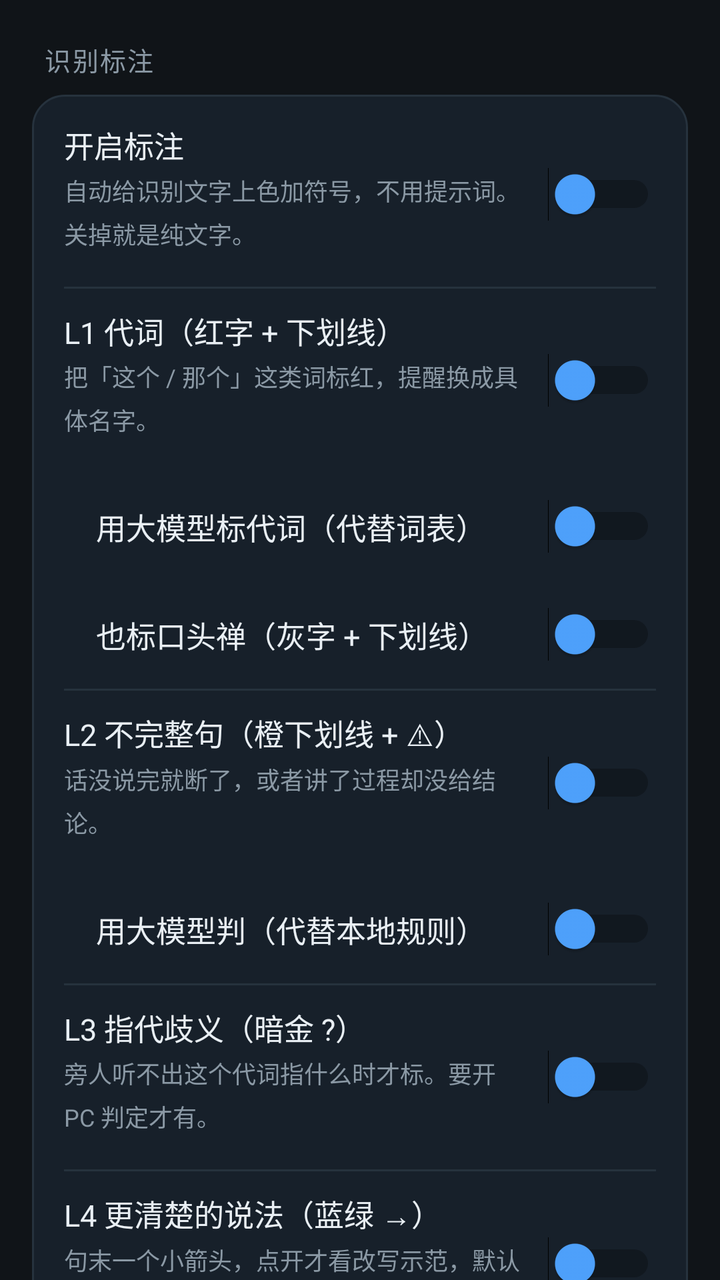
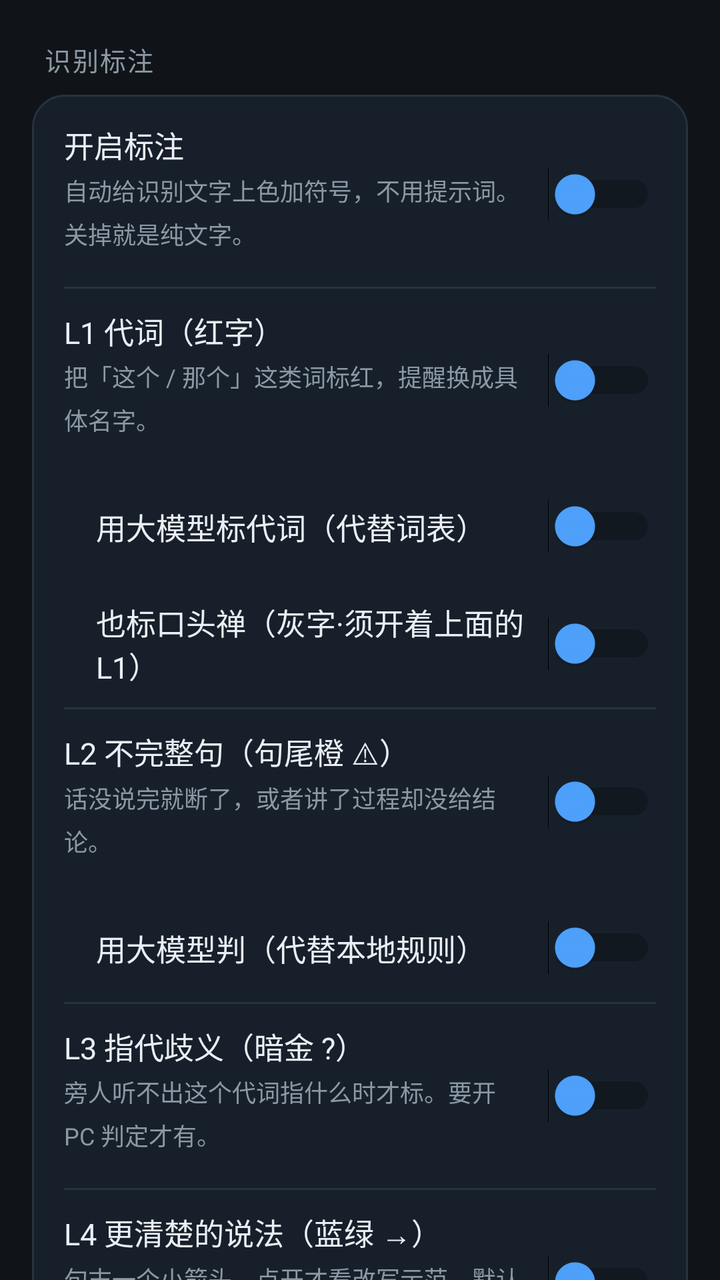

Two renders of the same Android screen: before a commit and after it. Below are the layout's source before the change and the commit's diff.
<!-- AndroidManifest.xml: application theme Theme.LoudSpeak -->
<!-- res/layout/settings_mark.xml -->
<?xml version="1.0" encoding="utf-8"?>
<ScrollView xmlns:android="http://schemas.android.com/apk/res/android"
    android:layout_width="match_parent"
    android:layout_height="match_parent"
    android:fillViewport="true"
    android:scrollbars="none">

    <LinearLayout
        android:layout_width="match_parent"
        android:layout_height="wrap_content"
        android:orientation="vertical"
        android:paddingLeft="16dp"
        android:paddingRight="16dp"
        android:paddingBottom="32dp">

        <TextView style="@style/SetSection" android:text="识别标注" />

        <LinearLayout style="@style/SetCard">

            <LinearLayout style="@style/SetRow">
                <LinearLayout
                    android:layout_width="0dp"
                    android:layout_height="wrap_content"
                    android:layout_weight="1"
                    android:orientation="vertical">

                    <TextView style="@style/SetTitle" android:text="开启标注" />
                    <TextView style="@style/SetDesc"
                        android:text="自动给识别文字上色加符号，不用提示词。关掉就是纯文字。" />
                </LinearLayout>

                <Switch
                    android:id="@+id/swAnnot"
                    style="@style/SetSwitch" />
            </LinearLayout>

            <View style="@style/SetDivider" />

            <LinearLayout style="@style/SetRow">
                <LinearLayout
                    android:layout_width="0dp"
                    android:layout_height="wrap_content"
                    android:layout_weight="1"
                    android:orientation="vertical">

                    <TextView style="@style/SetTitle" android:text="L1 代词（红字 + 下划线）" />
                    <TextView style="@style/SetDesc"
                        android:text="把「这个 / 那个」这类词标红，提醒换成具体名字。" />
                </LinearLayout>

                <Switch
                    android:id="@+id/swL1"
                    style="@style/SetSwitch" />
            </LinearLayout>

            <LinearLayout style="@style/SetRow">
                <TextView
                    style="@style/SetTitle"
                    android:layout_width="0dp"
                    android:layout_weight="1"
                    android:paddingStart="16dp"
                    android:text="用大模型标代词（代替词表）" />

                <Switch
                    android:id="@+id/swL1Model"
                    style="@style/SetSwitch" />
            </LinearLayout>

            <LinearLayout style="@style/SetRow">
                <TextView
                    style="@style/SetTitle"
                    android:layout_width="0dp"
                    android:layout_weight="1"
                    android:paddingStart="16dp"
                    android:text="也标口头禅（灰字 + 下划线）" />

                <Switch
                    android:id="@+id/swL1Filler"
                    style="@style/SetSwitch" />
            </LinearLayout>

            <View style="@style/SetDivider" />

            <LinearLayout style="@style/SetRow">
                <LinearLayout
                    android:layout_width="0dp"
                    android:layout_height="wrap_content"
                    android:layout_weight="1"
                    android:orientation="vertical">

                    <TextView style="@style/SetTitle" android:text="L2 不完整句（橙下划线 + ⚠）" />
                    <TextView style="@style/SetDesc"
                        android:text="话没说完就断了，或者讲了过程却没给结论。" />
                </LinearLayout>

                <Switch
                    android:id="@+id/swL2"
                    style="@style/SetSwitch" />
            </LinearLayout>

            <LinearLayout style="@style/SetRow">
                <TextView
                    style="@style/SetTitle"
                    android:layout_width="0dp"
                    android:layout_weight="1"
                    android:paddingStart="16dp"
                    android:text="用大模型判（代替本地规则）" />

                <Switch
                    android:id="@+id/swL2Model"
                    style="@style/SetSwitch" />
            </LinearLayout>

            <View style="@style/SetDivider" />

            <LinearLayout style="@style/SetRow">
                <LinearLayout
                    android:layout_width="0dp"
                    android:layout_height="wrap_content"
                    android:layout_weight="1"
                    android:orientation="vertical">

                    <TextView style="@style/SetTitle" android:text="L3 指代歧义（暗金 ?）" />
                    <TextView style="@style/SetDesc"
                        android:text="旁人听不出这个代词指什么时才标。要开 PC 判定才有。" />
                </LinearLayout>

                <Switch
                    android:id="@+id/swL3"
                    style="@style/SetSwitch" />
            </LinearLayout>

            <View style="@style/SetDivider" />

            <LinearLayout style="@style/SetRow">
                <LinearLayout
                    android:layout_width="0dp"
                    android:layout_height="wrap_content"
                    android:layout_weight="1"
                    android:orientation="vertical">

                    <TextView style="@style/SetTitle" android:text="L4 更清楚的说法（蓝绿 →）" />
                    <TextView style="@style/SetDesc"
                        android:text="句末一个小箭头，点开才看改写示范，默认不占版面。要开 PC 判定才有。" />
                </LinearLayout>

                <Switch
                    android:id="@+id/swL4"
                    style="@style/SetSwitch" />
            </LinearLayout>

            <View style="@style/SetDivider" />

            <LinearLayout style="@style/SetRow">
                <TextView
                    style="@style/SetTitle"
                    android:layout_width="0dp"
                    android:layout_weight="1"
                    android:text="标注字号" />

                <TextView
                    android:id="@+id/tvAnnFont"
                    style="@style/SetValue"
                    android:text="10sp" />
            </LinearLayout>

            <SeekBar
                android:id="@+id/seekAnnFont"
                style="@style/SetSeek" />

            <View style="@style/SetDivider" />

            <androidx.appcompat.widget.AppCompatButton
                android:id="@+id/btnEditPronouns"
                style="@style/SetBtnAccent"
                android:text="编辑代词词表" />

            <androidx.appcompat.widget.AppCompatButton
                android:id="@+id/btnLegend"
                style="@style/SetBtnAccent"
                android:text="看看标注图例（每种颜色是什么意思）" />
        </LinearLayout>

        <TextView style="@style/SetSection" android:text="说得顺不顺" />

        <LinearLayout style="@style/SetCard">

            <LinearLayout style="@style/SetRow">
                <LinearLayout
                    android:layout_width="0dp"
                    android:layout_height="wrap_content"
                    android:layout_weight="1"
                    android:orientation="vertical">

                    <TextView style="@style/SetTitle" android:text="讲完后的流畅度报告" />
                    <TextView style="@style/SetDesc"
                        android:text="讲完之后，在文字最后加一段报告：平均语速、开口前想了多久、停得最久的几处停在哪里。只说事实，不打分。不需要就在这里关掉，主界面就不会再显示。" />
                </LinearLayout>

                <Switch
                    android:id="@+id/swFluency"
                    style="@style/SetSwitch" />
            </LinearLayout>

            <View style="@style/SetDivider" />

            <LinearLayout style="@style/SetRow">
                <LinearLayout
                    android:layout_width="0dp"
                    android:layout_height="wrap_content"
                    android:layout_weight="1"
                    android:orientation="vertical">

                    <TextView style="@style/SetTitle" android:text="多长的停顿算一次" />
                    <TextView style="@style/SetDesc"
                        android:text="超过这么久才记进去。她讲话停顿比较多的话，调大一点，只留真的卡住的地方。" />
                </LinearLayout>

                <TextView
                    android:id="@+id/tvFluencyGap"
                    style="@style/SetValue"
                    android:text="1.2s" />
            </LinearLayout>

            <SeekBar
                android:id="@+id/seekFluencyGap"
                style="@style/SetSeek" />

            <View style="@style/SetDivider" />

            <LinearLayout style="@style/SetRow">
                <LinearLayout
                    android:layout_width="0dp"
                    android:layout_height="wrap_content"
                    android:layout_weight="1"
                    android:orientation="vertical">

                    <TextView style="@style/SetTitle" android:text="列出最久的几处" />
                    <TextView style="@style/SetDesc" android:text="报告里最多写几条。列太多会看不过来。" />
                </LinearLayout>

                <TextView
                    android:id="@+id/tvFluencyTop"
                    style="@style/SetValue"
                    android:text="3 处" />
            </LinearLayout>

            <SeekBar
                android:id="@+id/seekFluencyTop"
                style="@style/SetSeek" />

            <TextView
                style="@style/SetDesc"
                android:paddingTop="4dp"
                android:text="语速按「第一个字到最后一个字」算，不含句尾那段安静；停顿要按合并后的整句看，半截话接回上一句时，中间那次停顿也会被算进去。" />
        </LinearLayout>

        <TextView style="@style/SetSection" android:text="声纹（这句是谁说的）" />

        <LinearLayout style="@style/SetCard">

            <TextView
                style="@style/SetDesc"
                android:paddingTop="12dp"
                android:paddingBottom="4dp"
                android:text="录了声纹之后，每句识别文字前面会自动加「名字：」，多人对话时一眼看出哪句是谁说的。\n下面按人开关：关掉某个人，他那几句就不加名字（文字照样识别、照样标注），不是把这个人删掉。" />

            
            <LinearLayout
                android:id="@+id/llSpkToggles"
                android:layout_width="match_parent"
                android:layout_height="wrap_content"
                android:orientation="vertical" />

            <TextView
                android:id="@+id/tvSpkNone"
                style="@style/SetDesc"
                android:paddingTop="6dp"
                android:paddingBottom="6dp"
                android:text="还没有登记声纹。点下面进去录（需要先装声纹模型）。" />

            <androidx.appcompat.widget.AppCompatButton
                android:id="@+id/btnSpkManage"
                style="@style/SetBtnAccent"
                android:text="录入 / 管理声纹（装模型 · 录声音 · 改名 · 删除）" />

            <TextView
                style="@style/SetDesc"
                android:paddingTop="6dp"
                android:text="认不出来的时候会标「其他：」——那是「不认识这个人」，跟「关掉了某人的标注」不是一回事。" />
        </LinearLayout>

        <TextView style="@style/SetSection" android:text="标注说明" />

        <LinearLayout style="@style/SetCard">
            <TextView
                style="@style/SetDesc"
                android:paddingTop="12dp"
                android:paddingBottom="12dp"
                android:text="四层标注，每层可以单独关，越往上越懂她的意思：\nL1 红＋下划线＝代词，要换成名字；\nL2 橙下划线＋⚠＝话没说完（或没给结论）；\nL3 暗金 ?＝这个代词旁人猜不到指什么；\nL4 蓝绿 →＝点开看「更清楚的说法」（默认折叠，不占版面）。\n颜色区分种类，符号区分程度，尽量不写字。标注只提示，不给分、不排名。" />
        </LinearLayout>
    </LinearLayout>
</ScrollView>
<!-- resources referenced by this layout -->
<resources>
  <style name="SetBtnAccent" parent="SetBtn">
          <item name="android:textColor">@color/set_btn_text_accent</item>
      </style>
  <style name="SetDesc">
          <item name="android:layout_width">match_parent</item>
          <item name="android:layout_height">wrap_content</item>
          <item name="android:textColor">@color/s_text2</item>
          <item name="android:textSize">12sp</item>
          <item name="android:lineSpacingMultiplier">1.25</item>
          <item name="android:paddingTop">3dp</item>
          <item name="android:paddingBottom">8dp</item>
      </style>
  <style name="SetDivider">
          <item name="android:layout_width">match_parent</item>
          <item name="android:layout_height">1dp</item>
          <item name="android:background">@color/s_stroke</item>
      </style>
  <style name="SetRow">
          <item name="android:layout_width">match_parent</item>
          <item name="android:layout_height">wrap_content</item>
          <item name="android:orientation">horizontal</item>
          <item name="android:gravity">center_vertical</item>
          <item name="android:minHeight">54dp</item>
          <item name="android:paddingTop">10dp</item>
          <item name="android:paddingBottom">10dp</item>
      </style>
  <style name="SetSeek">
          <item name="android:layout_width">match_parent</item>
          <item name="android:layout_height">wrap_content</item>
          <item name="android:paddingBottom">6dp</item>
          <item name="android:progressTint">@color/s_accent</item>
          <item name="android:progressBackgroundTint">@color/s_stroke</item>
          <item name="android:thumbTint">@color/s_accent</item>
      </style>
  <style name="SetSwitch">
          <item name="android:layout_width">wrap_content</item>
          <item name="android:layout_height">wrap_content</item>
          <item name="android:layout_marginStart">8dp</item>
          <item name="android:thumbTint">@color/s_accent</item>
      </style>
  <style name="SetTitle">
          <item name="android:layout_width">wrap_content</item>
          <item name="android:layout_height">wrap_content</item>
          <item name="android:textColor">@color/s_text</item>
          <item name="android:textSize">15sp</item>
      </style>
  <style name="SetValue">
          <item name="android:layout_width">wrap_content</item>
          <item name="android:layout_height">wrap_content</item>
          <item name="android:textColor">@color/s_accent</item>
          <item name="android:textSize">15sp</item>
          <item name="android:textStyle">bold</item>
          <item name="android:minWidth">56dp</item>
          <item name="android:gravity">end</item>
      </style>
  <!-- drawable bg_card (drawable) -->
  <?xml version="1.0" encoding="utf-8"?>
  <shape xmlns:android="http://schemas.android.com/apk/res/android" android:shape="rectangle">
      <solid android:color="@color/s_card" />
      <corners android:radius="16dp" />
      <stroke android:width="1dp" android:color="@color/s_stroke" />
  </shape>
  <color name="s_text2">#FF8B99A5</color>
  <color name="s_stroke">#FF26323D</color>
  <color name="s_accent">#FF4FA3FF</color>
  <color name="s_text">#FFE9EFF4</color>
  <color name="bg">#FF101418</color>
  <color name="accent">#FF4CAF50</color>
  <color name="black">#FF000000</color>
  <style name="LSButton" parent="Widget.Material3.Button">
          <item name="backgroundTint">@color/btn_bg</item>
          <item name="android:textColor">@color/btn_text</item>
      </style>
  <color name="s_card">#FF17202A</color>
  <color name="s_card_dis">#FF1A2129</color>
  <color name="s_card_press">#FF2C3A48</color>
  <color name="s_card_soft">#FF1F2A35</color>
  <!-- unchanged entries left out for length: 5 -->
</resources>

<!-- the commit's change to res/layout/settings_mark.xml (unified diff, before → after) -->
@@ -43,7 +43,7 @@
                     android:layout_weight="1"
                     android:orientation="vertical">
 
-                    <TextView style="@style/SetTitle" android:text="L1 代词（红字 + 下划线）" />
+                    <TextView style="@style/SetTitle" android:text="L1 代词（红字）" />
                     <TextView style="@style/SetDesc"
                         android:text="把「这个 / 那个」这类词标红，提醒换成具体名字。" />
                 </LinearLayout>
@@ -72,7 +72,7 @@
                     android:layout_width="0dp"
                     android:layout_weight="1"
                     android:paddingStart="16dp"
-                    android:text="也标口头禅（灰字 + 下划线）" />
+                    android:text="也标口头禅（灰字·须开着上面的 L1）" />
 
                 <Switch
                     android:id="@+id/swL1Filler"
@@ -88,7 +88,7 @@
                     android:layout_weight="1"
                     android:orientation="vertical">
 
-                    <TextView style="@style/SetTitle" android:text="L2 不完整句（橙下划线 + ⚠）" />
+                    <TextView style="@style/SetTitle" android:text="L2 不完整句（句尾橙 ⚠）" />
                     <TextView style="@style/SetDesc"
                         android:text="话没说完就断了，或者讲了过程却没给结论。" />
                 </LinearLayout>
@@ -146,6 +146,24 @@
 
                 <Switch
                     android:id="@+id/swL4"
+                    style="@style/SetSwitch" />
+            </LinearLayout>
+
+            <View style="@style/SetDivider" />
+
+            <LinearLayout style="@style/SetRow">
+                <LinearLayout
+                    android:layout_width="0dp"
+                    android:layout_height="wrap_content"
+                    android:layout_weight="1"
+                    android:orientation="vertical">
+                    <TextView style="@style/SetTitle" android:text="音量不达标标注" />
+                    <TextView
+                        style="@style/SetDesc"
+                        android:text="某句话说话声音太小（低于阈值）时，在那几个字下方画蓝色下划线提醒。可单独关。" />
+                </LinearLayout>
+                <Switch
+                    android:id="@+id/swLowVol"
                     style="@style/SetSwitch" />
             </LinearLayout>
 
@@ -255,6 +273,28 @@
                 android:text="语速按「第一个字到最后一个字」算，不含句尾那段安静；停顿要按合并后的整句看，半截话接回上一句时，中间那次停顿也会被算进去。" />
         </LinearLayout>
 
+        <TextView style="@style/SetSection" android:text="总结画面" />
+
+        <LinearLayout style="@style/SetCard">
+
+            <LinearLayout style="@style/SetRow">
+                <LinearLayout
+                    android:layout_width="0dp"
+                    android:layout_height="wrap_content"
+                    android:layout_weight="1"
+                    android:orientation="vertical">
+
+                    <TextView style="@style/SetTitle" android:text="讲完弹出总结画面" />
+                    <TextView style="@style/SetDesc"
+                        android:text="录完一段，自动弹一个总结画面（标注了什么、哪句要改）。默认关；想要就在这里打开。" />
+                </LinearLayout>
+
+                <Switch
+                    android:id="@+id/swSummary"
+                    style="@style/SetSwitch" />
+            </LinearLayout>
+        </LinearLayout>
+
         <TextView style="@style/SetSection" android:text="声纹（这句是谁说的）" />
 
         <LinearLayout style="@style/SetCard">
@@ -263,7 +303,7 @@
                 style="@style/SetDesc"
                 android:paddingTop="12dp"
                 android:paddingBottom="4dp"
-                android:text="录了声纹之后，每句识别文字前面会自动加「名字：」，多人对话时一眼看出哪句是谁说的。\n下面按人开关：关掉某个人，他那几句就不加名字（文字照样识别、照样标注），不是把这个人删掉。" />
+                android:text="录了声纹之后，可以按人开关两件事：\n· 声纹标注：关掉后他那几句不加「名字：」（文字照样识别、照样标注）。\n· 转文字：关掉后他那几句整句滤过，完全不显示。\n不是把这个人删掉。" />
 
             
             <LinearLayout
@@ -287,7 +327,7 @@
             <TextView
                 style="@style/SetDesc"
                 android:paddingTop="6dp"
-                android:text="认不出来的时候会标「其他：」——那是「不认识这个人」，跟「关掉了某人的标注」不是一回事。" />
+                android:text="只要有人开了「声纹标注」，认不出来的那几句就会标「其他：」（表示不认识这个人）；如果谁都没开标注，所有文字直接显示、不加任何前缀。这跟「关掉了某人的标注」不是一回事。" />
         </LinearLayout>
 
         <TextView style="@style/SetSection" android:text="标注说明" />
@@ -297,7 +337,7 @@
                 style="@style/SetDesc"
                 android:paddingTop="12dp"
                 android:paddingBottom="12dp"
-                android:text="四层标注，每层可以单独关，越往上越懂她的意思：\nL1 红＋下划线＝代词，要换成名字；\nL2 橙下划线＋⚠＝话没说完（或没给结论）；\nL3 暗金 ?＝这个代词旁人猜不到指什么；\nL4 蓝绿 →＝点开看「更清楚的说法」（默认折叠，不占版面）。\n颜色区分种类，符号区分程度，尽量不写字。标注只提示，不给分、不排名。" />
+                android:text="四层标注，每层可以单独关，越往上越懂她的意思：\nL1 红字＝代词，要换成名字；\nL2 句尾橙⚠＝话没说完（或没给结论）；\nL3 暗金 ?＝这个代词旁人猜不到指什么；\nL4 蓝绿 →＝点开看「更清楚的说法」（默认折叠，不占版面）。\n颜色区分种类，符号区分程度，尽量不写字。标注只提示，不给分、不排名。\n\n⚠ 开了上面的开关却没看到标注？判定是按练习次数逐步开放的（第 5/9/13/20 次各升一级）。想现在就用，去「练习」页把「标注级别」锁到最高。" />
         </LinearLayout>
     </LinearLayout>
 </ScrollView>
